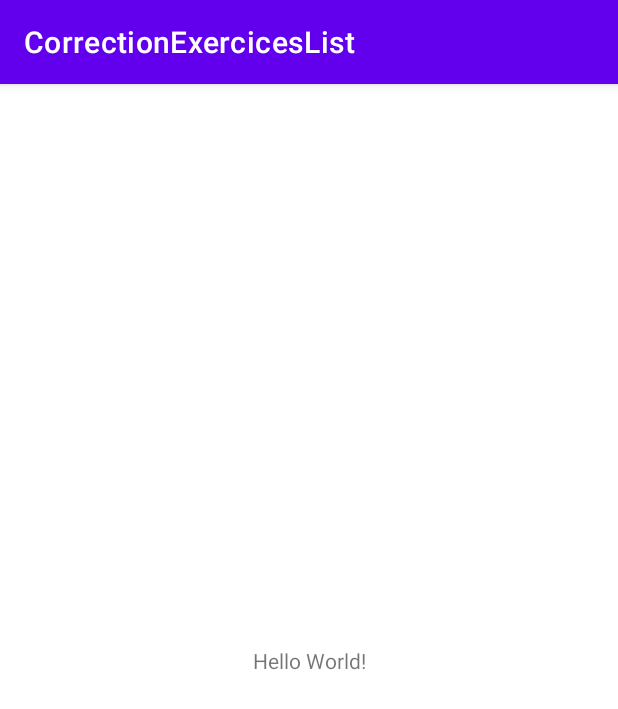
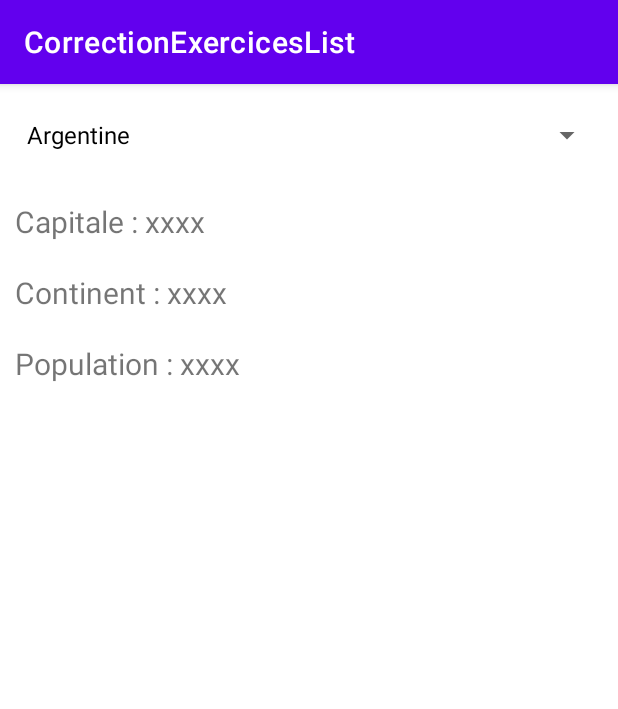
Before and after one commit to lamnaourm/CorrectionExercicesList, an Android app: the screen it shows after launch (MainActivity), on a phone screen of 412 x 824 dp. Shown: the top 709 px of the screen. Run offline under Robolectric (Android 15) with nearby library versions, the phone set to English and light mode, and no system bars.

```diff
--- a/app/src/main/java/com/example/correctionexerciceslist/MainActivity.java
+++ b/app/src/main/java/com/example/correctionexerciceslist/MainActivity.java
@@ -3,12 +3,43 @@ package com.example.correctionexerciceslist;
 import androidx.appcompat.app.AppCompatActivity;
 
 import android.os.Bundle;
+import android.widget.ArrayAdapter;
+import android.widget.ImageView;
+import android.widget.Spinner;
+import android.widget.TextView;
+
+import java.util.ArrayList;
 
 public class MainActivity extends AppCompatActivity {
+
+    ArrayList<Pays> list_pays = new ArrayList<>();
+    Spinner sp;
+    ImageView im;
+    TextView t1, t2,t3;
 
     @Override
     protected void onCreate(Bundle savedInstanceState) {
         super.onCreate(savedInstanceState);
         setContentView(R.layout.activity_main);
+
+        list_pays.add(new Pays("Argentine","Buenos aeres","Amerique",766786,R.drawable.ar));
+        list_pays.add(new Pays("Maroc","Rabat","Afrique",215454,R.drawable.ma));
+        list_pays.add(new Pays("Bresil","Rio","Amerique",23434,R.drawable.br));
+        list_pays.add(new Pays("Alemagne","Berlin","Europe",909090,R.drawable.de));
+        list_pays.add(new Pays("Espagne","Madrid","Europe",21212,R.drawable.es));
+
+        sp = findViewById(R.id.sp);
+        im = findViewById(R.id.img);
+        t1 = findViewById(R.id.tcapitale);
+        t2 = findViewById(R.id.tcontinent);
+        t3 = findViewById(R.id.tpopulation);
+
+        ArrayList<String> nomspays = new ArrayList<>();
+        for(Pays p : list_pays)
+            nomspays.add(p.getNom());
+
+        ArrayAdapter<String> ad = new ArrayAdapter<>(this, android.R.layout.simple_spinner_dropdown_item,nomspays);
+        sp.setAdapter(ad);
+
     }
 }
--- /dev/null
+++ b/app/src/main/java/com/example/correctionexerciceslist/Pays.java
@@ -0,0 +1,64 @@
+package com.example.correctionexerciceslist;
+
+import java.io.Serializable;
+
+public class Pays implements Serializable {
+
+    private String nom;
+    private String capital;
+    private String continent;
+    private int population;
+    private int image;
+
+    public Pays(){
+
+    }
+
+    public Pays(String nom, String capital, String continent, int population, int image) {
+        this.nom = nom;
+        this.capital = capital;
+        this.continent = continent;
+        this.population = population;
+        this.image = image;
+    }
+
+    public String getNom() {
+        return nom;
+    }
+
+    public void setNom(String nom) {
+        this.nom = nom;
+    }
+
+    public String getCapital() {
+        return capital;
+    }
+
+    public void setCapital(String capital) {
+        this.capital = capital;
+    }
+
+    public String getContinent() {
+        return continent;
+    }
+
+    public void setContinent(String continent) {
+        this.continent = continent;
+    }
+
+    public int getPopulation() {
+        return population;
+    }
+
+    public void setPopulation(int population) {
+        this.population = population;
+    }
+
+    public int getImage() {
+        return image;
+    }
+
+    public void setImage(int image) {
+        this.image = image;
+    }
+}
--- a/app/src/main/res/layout/activity_main.xml
+++ b/app/src/main/res/layout/activity_main.xml
@@ -1,18 +1,44 @@
 <?xml version="1.0" encoding="utf-8"?>
-<androidx.constraintlayout.widget.ConstraintLayout xmlns:android="http://schemas.android.com/apk/res/android"
+<LinearLayout xmlns:android="http://schemas.android.com/apk/res/android"
     xmlns:app="http://schemas.android.com/apk/res-auto"
     xmlns:tools="http://schemas.android.com/tools"
     android:layout_width="match_parent"
     android:layout_height="match_parent"
+    android:orientation="vertical"
     tools:context=".MainActivity">
 
+    <Spinner
+        android:layout_width="match_parent"
+        android:layout_height="wrap_content"
+        android:layout_margin="10dp"
+        android:id="@+id/sp"/>
+
     <TextView
-        android:layout_width="wrap_content"
+        android:layout_width="match_parent"
         android:layout_height="wrap_content"
-        android:text="Hello World!"
-        app:layout_constraintBottom_toBottomOf="parent"
-        app:layout_constraintLeft_toLeftOf="parent"
-        app:layout_constraintRight_toRightOf="parent"
-        app:layout_constraintTop_toTopOf="parent" />
+        android:textSize="20sp"
+        android:id="@+id/tcapitale"
+        android:layout_margin="10dp"
+        android:text="Capitale : xxxx"/>
 
-</androidx.constraintlayout.widget.ConstraintLayout>
+    <TextView
+        android:layout_width="match_parent"
+        android:layout_height="wrap_content"
+        android:textSize="20sp"
+        android:id="@+id/tcontinent"
+        android:layout_margin="10dp"
+        android:text="Continent : xxxx"/>
+
+    <TextView
+        android:layout_width="match_parent"
+        android:layout_height="wrap_content"
+        android:textSize="20sp"
+        android:id="@+id/tpopulation"
+        android:layout_margin="10dp"
+        android:text="Population : xxxx"/>
+
+    <ImageView
+        android:layout_width="match_parent"
+        android:layout_height="match_parent"
+        android:id="@+id/img"/>
+</LinearLayout>
```
Also changed, not shown: app/src/main/res/drawable/ar.png (added), app/src/main/res/drawable/br.png (added), app/src/main/res/drawable/de.png (added), app/src/main/res/drawable/es.png (added), app/src/main/res/drawable/ma.png (added).
